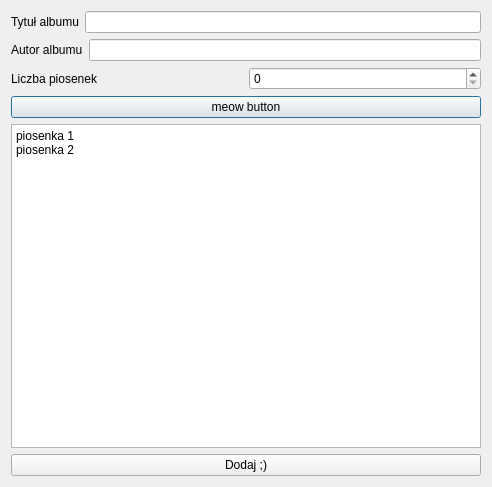
Qt form formDialog.ui (suwka/musicapp) before a commit.
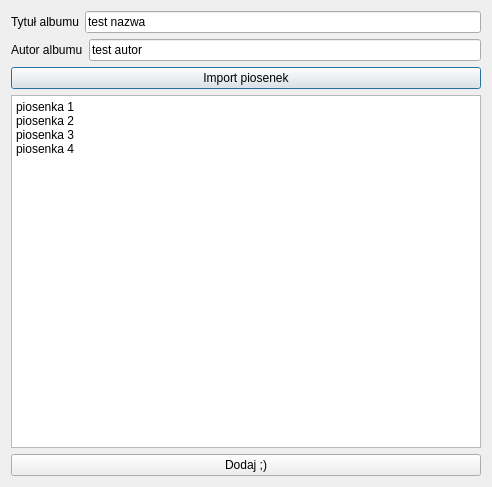
The same form after that commit.

Commit message: removed spinbox for number of songs on album

The edit to the form file:
```diff
--- a/formDialog.ui
+++ b/formDialog.ui
@@ -26,7 +26,7 @@
      <item>
       <widget class="QLineEdit" name="albumTitleInput">
        <property name="text">
-        <string/>
+        <string>test nazwa</string>
        </property>
       </widget>
      </item>
@@ -44,30 +44,19 @@
      <item>
       <widget class="QLineEdit" name="albumArtistInsput">
        <property name="text">
-        <string/>
+        <string>test autor</string>
        </property>
       </widget>
      </item>
     </layout>
    </item>
    <item>
-    <layout class="QHBoxLayout" name="horizontalLayout_3">
-     <item>
-      <widget class="QLabel" name="label_2">
-       <property name="text">
-        <string>Liczba piosenek</string>
-       </property>
-      </widget>
-     </item>
-     <item>
-      <widget class="QSpinBox" name="numberOfTitlesInput"/>
-     </item>
-    </layout>
+    <layout class="QHBoxLayout" name="horizontalLayout_3"/>
    </item>
    <item>
     <widget class="QPushButton" name="importAlbumButton">
      <property name="text">
-      <string>meow button</string>
+      <string>Import piosenek</string>
      </property>
     </widget>
    </item>
@@ -85,6 +74,8 @@
 &lt;/style&gt;&lt;/head&gt;&lt;body style=&quot; font-family:'Segoe UI'; font-size:9pt; font-weight:400; font-style:normal;&quot;&gt;
 &lt;p style=&quot; margin-top:0px; margin-bottom:0px; margin-left:0px; margin-right:0px; -qt-block-indent:0; text-indent:0px;&quot;&gt;piosenka 1&lt;/p&gt;
 &lt;p style=&quot; margin-top:0px; margin-bottom:0px; margin-left:0px; margin-right:0px; -qt-block-indent:0; text-indent:0px;&quot;&gt;piosenka 2&lt;/p&gt;
+&lt;p style=&quot; margin-top:0px; margin-bottom:0px; margin-left:0px; margin-right:0px; -qt-block-indent:0; text-indent:0px;&quot;&gt;piosenka 3&lt;/p&gt;
+&lt;p style=&quot; margin-top:0px; margin-bottom:0px; margin-left:0px; margin-right:0px; -qt-block-indent:0; text-indent:0px;&quot;&gt;piosenka 4&lt;/p&gt;
 &lt;p style=&quot;-qt-paragraph-type:empty; margin-top:0px; margin-bottom:0px; margin-left:0px; margin-right:0px; -qt-block-indent:0; text-indent:0px;&quot;&gt;&lt;br /&gt;&lt;/p&gt;&lt;/body&gt;&lt;/html&gt;</string>
        </property>
       </widget>
```
The commit also changes 1 other file.
